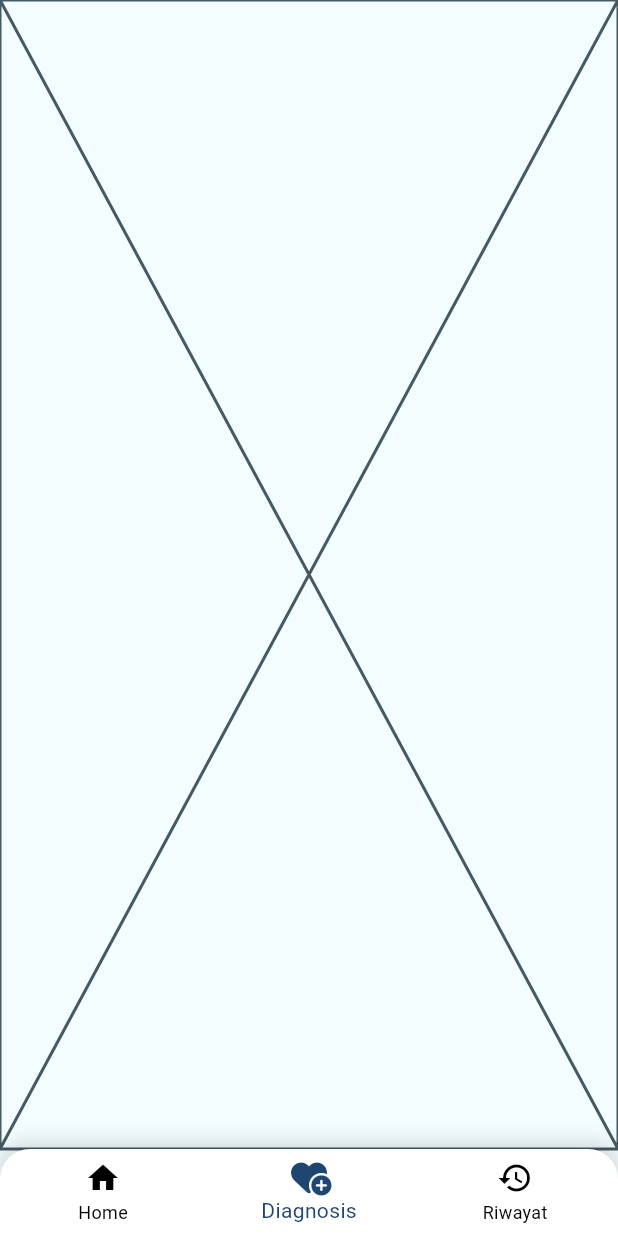
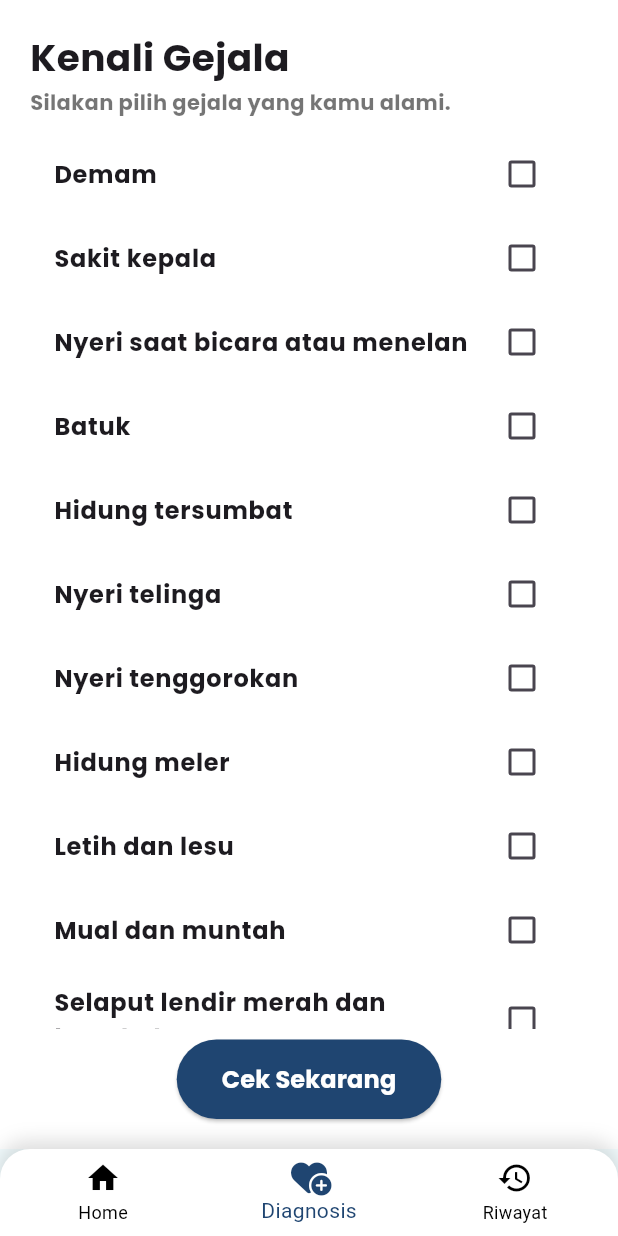
Before and after one commit to wahyudialfurqon/tanyadoc, a Flutter app: the MainNavigation screen opened directly, item 2 of the bottom bar chosen, on a phone screen of 412 x 824 dp. Run offline on Flutter 3.47's test engine with Material 3 defaults, Android fonts, the phone set to English and light mode, and no system bars; our stand-ins replace font_awesome_flutter.

Commit message:
Add Logic & UI Diagnosis

```diff
--- a/lib/main.dart
+++ b/lib/main.dart
@@ -18,7 +18,8 @@ class MainApp extends StatelessWidget {
   Widget build(BuildContext context) {
     return const MaterialApp(
       debugShowCheckedModeBanner: false,
-      home: _SplashScreen(),
+      // home: _SplashScreen(),
+      home: DiagnosisScreen(),
     );
   }
 }
--- /dev/null
+++ b/lib/screens/data/data.dart
@@ -0,0 +1,72 @@
+import 'package:pedulitht/screens/models/gejala.dart';
+import 'package:pedulitht/screens/models/penyakit.dart';
+
+/// Daftar semua gejala (0‑based)
+final List<Gejala> semuaGejala = [
+  Gejala(id: 0, nama: 'Demam'),
+  Gejala(id: 1, nama: 'Sakit kepala'),
+  Gejala(id: 2, nama: 'Nyeri saat bicara atau menelan'),
+  Gejala(id: 3, nama: 'Batuk'),
+  Gejala(id: 4, nama: 'Hidung tersumbat'),
+  Gejala(id: 5, nama: 'Nyeri telinga'),
+  Gejala(id: 6, nama: 'Nyeri tenggorokan'),
+  Gejala(id: 7, nama: 'Hidung meler'),
+  Gejala(id: 8, nama: 'Letih dan lesu'),
+  Gejala(id: 9, nama: 'Mual dan muntah'),
+  Gejala(id: 10, nama: 'Selaput lendir merah dan bengkak'),
+  Gejala(id: 11, nama: 'Ada benjolan di leher'),
+  Gejala(id: 12, nama: 'Nyeri leher'),
+  Gejala(id: 13, nama: 'Pembengkakan kelenjar getah bening'),
+  Gejala(id: 14, nama: 'Pendarahan hidung'),
+  Gejala(id: 15, nama: 'Suara serak'),
+  Gejala(id: 16, nama: 'Bola mata bergerak tanpa sadar'),
+  Gejala(id: 17, nama: 'Dahi sakit'),
+  Gejala(id: 18, nama: 'Leher bengkak'),
+  Gejala(id: 19, nama: 'Tuli'),
+  Gejala(id: 20, nama: 'Ada yang tumbuh di mulut'),
+  Gejala(id: 21, nama: 'Air liur menetes'),
+  Gejala(id: 22, nama: 'Berat badan turun'),
+  Gejala(id: 23, nama: 'Bunyi napas abnormal'),
+  Gejala(id: 24, nama: 'Infeksi sinus'),
+  Gejala(id: 25, nama: 'Nyeri antara mata'),
+  Gejala(id: 26, nama: 'Nyeri pinggir hidung'),
+  Gejala(id: 27, nama: 'Nyeri pipi di bawah mata'),
+  Gejala(id: 28, nama: 'Nyeri wajah'),
+  Gejala(id: 29, nama: 'Perubahan kulit'),
+  Gejala(id: 30, nama: 'Perubahan suara'),
+  Gejala(id: 31, nama: 'Radang gendang telinga'),
+  Gejala(id: 32, nama: 'Sakit gigi'),
+  Gejala(id: 33, nama: 'Serangan vertigo'),
+  Gejala(id: 34, nama: 'Telinga berdenging'),
+  Gejala(id: 35, nama: 'Telinga terasa penuh'),
+  Gejala(id: 36, nama: 'Tenggorokan gatal'),
+  Gejala(id: 37, nama: 'Tubuh tak seimbang'),
+];
+
+/// Daftar semua penyakit beserta aturan gejala (zero‑based indices)
+final List<Penyakit> semuaPenyakit = [
+  Penyakit(id: 0, nama: 'CONTRACT ULCERS',         gejalaIds: [2, 15]),
+  Penyakit(id: 1, nama: 'ABAES PARAFARINGEAL',     gejalaIds: [2, 18]),
+  Penyakit(id: 2, nama: 'ABAES PERITONAILER',      gejalaIds: [0, 1, 6, 13, 15, 21]),
+  Penyakit(id: 3, nama: 'BAROTITIS MEDIA',        gejalaIds: [1, 5]),
+  Penyakit(id: 4, nama: 'DEVIASI SEPTUM',          gejalaIds: [0, 4, 5, 14, 24, 28]),
+  Penyakit(id: 5, nama: 'FARINGITIS',             gejalaIds: [0, 2, 6, 12, 13]),
+  Penyakit(id: 6, nama: 'KANKER LARING',          gejalaIds: [2, 3, 6, 12, 15, 22, 23]),
+  Penyakit(id: 7, nama: 'KANKER LEHER DAN KEPALA', gejalaIds: [2, 11, 14, 20, 29, 30]),
+  Penyakit(id: 8, nama: 'KANKER LEHER METASTATIK', gejalaIds: [11]),
+  Penyakit(id: 9, nama: 'KANKER NASOFARING',       gejalaIds: [4, 14]),
+  Penyakit(id: 10, nama: 'KANKER TONSIL',          gejalaIds: [6, 11]),
+  Penyakit(id: 11, nama: 'LARINGITIS',            gejalaIds: [0, 2, 13, 18, 36]),
+  Penyakit(id: 12, nama: 'NEURONITIS VESTIBULARIS', gejalaIds: [9, 16]),
+  Penyakit(id: 13, nama: 'OSTEOSKLEROSIS',        gejalaIds: [19, 34]),
+  Penyakit(id: 14, nama: 'OTITIS MEDIA AKUT',      gejalaIds: [0, 5, 9, 31]),
+  Penyakit(id: 15, nama: 'MENIERE',               gejalaIds: [5, 9, 33, 35]),
+  Penyakit(id: 16, nama: 'TONSILITIS',            gejalaIds: [0, 1, 2, 3, 6, 9]),
+  Penyakit(id: 17, nama: 'TUMOR SYARAF PENDENGARAN', gejalaIds: [1, 19, 37]),
+  Penyakit(id: 18, nama: 'VERTIGO POSTULAR',      gejalaIds: [16]),
+  Penyakit(id: 19, nama: 'SINUSITIS MAKSILARIS',  gejalaIds: [0, 1, 3, 4, 7, 8, 10, 27, 32]),
+  Penyakit(id: 20, nama: 'SINUSITIS FRONTALIS',    gejalaIds: [0, 1, 3, 4, 7, 8, 10, 17]),
+  Penyakit(id: 21, nama: 'SINUSITIS ETMOIDALIS',  gejalaIds: [0, 1, 3, 4, 7, 8, 10, 17, 25, 26]),
+  Penyakit(id: 22, nama: 'SINUSITIS SFENOIDALIS', gejalaIds: [0, 1, 3, 4, 5, 7, 8, 10, 11]),
+  Penyakit(id: 23, nama: 'PERUT',                 gejalaIds: [0, 1, 2, 3]),
+];
--- a/lib/screens/diagnosisScreen.dart
+++ b/lib/screens/diagnosisScreen.dart
@@ -1,4 +1,8 @@
 import 'package:flutter/material.dart';
+import 'package:pedulitht/screens/models/gejala.dart';
+import 'package:pedulitht/screens/data/data.dart';
+import 'package:pedulitht/screens/models/penyakit.dart';
+import 'package:pedulitht/screens/services/diagnosa_service.dart';
 
 class DiagnosisScreen extends StatefulWidget {
   const DiagnosisScreen({super.key});
@@ -8,8 +12,135 @@ class DiagnosisScreen extends StatefulWidget {
 }
 
 class _DiagnosisScreenState extends State<DiagnosisScreen> {
+  final List<Gejala> gejalaList = List.from(semuaGejala);
+
   @override
   Widget build(BuildContext context) {
-    return const Placeholder();
+    return Scaffold(
+      backgroundColor: Colors.white,
+      body: Stack(
+        children: [
+          Padding(
+            padding: const EdgeInsets.only(
+              right: 20,
+              left: 20,
+              top: 20,
+              bottom: 80,
+            ),
+            child: Column(
+              crossAxisAlignment: CrossAxisAlignment.start,
+              children: [
+                Text(
+                  'Kenali Gejala',
+                  style: TextStyle(fontFamily: 'Poppins', fontSize: 25),
+                ),
+                SizedBox(height: 2),
+                Text(
+                  'Silakan pilih gejala yang kamu alami.',
+                  style: TextStyle(
+                    fontFamily: 'Poppins',
+                    fontSize: 14,
+                    color: Colors.black54,
+                  ),
+                ),
+                SizedBox(height: 10),
+                Expanded(
+                  child: ListView.builder(
+                    itemCount: gejalaList.length,
+                    itemBuilder: (context, index) {
+                      final gejala = gejalaList[index];
+                      return CheckboxListTile(
+                        title: Text(
+                          gejala.nama,
+                          style: TextStyle(fontFamily: 'Poppins'),
+                        ),
+                        value: gejala.dipilih,
+                        onChanged: (bool? value) {
+                          setState(() {
+                            gejala.dipilih = value ?? false;
+                          });
+                        },
+                      );
+                    },
+                  ),
+                ),
+              ],
+            ),
+          ),
+          Align(
+            alignment: Alignment.bottomCenter,
+            child: Padding(
+              padding: const EdgeInsets.all(20.0),
+              child: ElevatedButton(
+                onPressed: () {
+                  final inputGejala = gejalaList
+                      .where((g) => g.dipilih)
+                      .map((g) => g.id)
+                      .toList();
+
+                  final hasil = DiagnosaService.diagnosa(inputGejala);
+
+                  String hasilText = '';
+
+                  if (hasil.akurat.isNotEmpty) {
+                    hasilText += 'Diagnosis Akurat:\n';
+                    hasilText += hasil.akurat
+                        .map((id) =>
+                            '- ${semuaPenyakit.firstWhere((p) => p.id == id).nama}')
+                        .join('\n');
+                  }
+
+                  if (hasil.kemungkinan.isNotEmpty &&
+                      hasil.kemungkinan.toSet().difference(hasil.akurat.toSet()).isNotEmpty) {
+                    hasilText += '\n\nKemungkinan Lain:\n';
+                    hasilText += hasil.kemungkinan
+                        .where((id) => !hasil.akurat.contains(id))
+                        .map((id) =>
+                            '- ${semuaPenyakit.firstWhere((p) => p.id == id).nama}')
+                        .join('\n');
+                  }
+
+                  if (hasilText.isEmpty) {
+                    hasilText = 'Tidak ditemukan penyakit yang cocok.';
+                  }
+
+                  showDialog(
+                    context: context,
+                    builder: (_) => AlertDialog(
+                      title: Text('Hasil Diagnosis'),
+                      content: Text(
+                        hasilText,
+                        style: TextStyle(fontFamily: 'Poppins'),
+                      ),
+                      actions: [
+                        TextButton(
+                          onPressed: () => Navigator.pop(context),
+                          child: Text('Tutup'),
+                        ),
+                      ],
+                    ),
+                  );
+                },
+                style: ElevatedButton.styleFrom(
+                  backgroundColor:  Color(0xFF1f4571),
+                  padding: EdgeInsets.symmetric(horizontal: 30, vertical: 15),
+                  shape: RoundedRectangleBorder(
+                    borderRadius: BorderRadius.circular(30),
+                  ),
+                ),
+                child: Text(
+                  'Cek Sekarang',
+                  style: TextStyle(
+                    fontFamily: 'Poppins',
+                    fontSize: 16,
+                    color: Colors.white,
+                  ),
+                ),
+              ),
+            ),
+          ),
+        ],
+      ),
+    );
   }
 }
--- a/lib/screens/homeScreen.dart
+++ b/lib/screens/homeScreen.dart
@@ -17,7 +17,7 @@ class _HomeScreenState extends State<HomeScreen> {
       body: Stack(
         children: [
           Positioned(
-            top: 250,
+            top: 200,
             left: 0,
             right: 0,
             bottom: 0,
@@ -57,7 +57,7 @@ class _HomeScreenState extends State<HomeScreen> {
                     style: TextStyle(
                       fontFamily: 'Poppins',
                       fontWeight: FontWeight.bold,
-                      fontSize: 25,
+                      fontSize: 23,
                       height: 1.2,
                       color: Color.fromARGB(255, 47, 47, 47),
                     ),
--- /dev/null
+++ b/lib/screens/models/gejala.dart
@@ -0,0 +1,15 @@
+class Gejala {
+  final int id;
+  final String nama;
+  bool dipilih;
+
+  Gejala({
+    required this.id,
+    required this.nama,
+    this.dipilih = false,
+  });
+
+  /// Untuk mempermudah debug / print
+  @override
+  String toString() => 'Gejala(id: $id, nama: $nama, dipilih: $dipilih)';
+}
--- /dev/null
+++ b/lib/screens/services/diagnosa_service.dart
@@ -0,0 +1,47 @@
+import '../models/penyakit.dart';
+import '../data/data.dart';
+
+/// Hasil keluaran diagnosa:
+/// - [kemungkinan]: daftar ID penyakit yang memiliki minimal 1 gejala cocok
+/// - [akurat]: daftar ID penyakit yang exact match (gejala rule == input)
+class HasilDiagnosa {
+  final List<int> kemungkinan;
+  final List<int> akurat;
+
+  HasilDiagnosa({
+    required this.kemungkinan,
+    required this.akurat,
+  });
+}
+
+/// Service untuk menjalankan inferensi diagnostik
+class DiagnosaService {
+  /// Melakukan diagnosa berdasarkan [inputGejala] (list ID gejala yang dipilih user)
+  /// Mengembalikan [HasilDiagnosa] berisi kemungkinan & akurat.
+  static HasilDiagnosa diagnosa(List<int> inputGejala) {
+    final inputSet = inputGejala.toSet();
+    final kemungkinan = <int>[];
+    final akurat = <int>[];
+
+    for (var penyakit in semuaPenyakit) {
+      // Hitung berapa gejala rule yang cocok
+      final rule = penyakit.gejalaIds;
+      final cocok = rule.where((g) => inputSet.contains(g)).length;
+
+      // Jika ada minimal 1 kecocokan, masukkan ke kemungkinan
+      if (cocok > 0) {
+        kemungkinan.add(penyakit.id);
+      }
+
+      // Jika input persis sama dengan rule, masukkan ke akurat
+      if (cocok == rule.length && inputSet.length == rule.length) {
+        akurat.add(penyakit.id);
+      }
+    }
+
+    return HasilDiagnosa(
+      kemungkinan: kemungkinan,
+      akurat: akurat,
+    );
+  }
+}
```
Also changed, not shown: lib/screens/models/penyakit.dart (added, +16 -0 lines).
